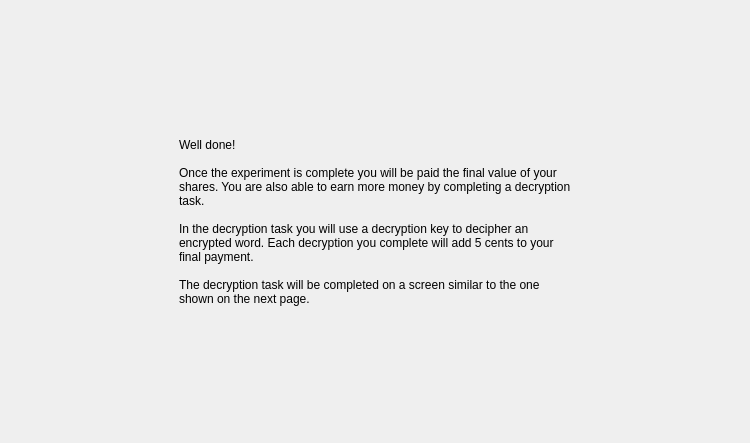
dwattttt/marketsim, file MarketSimulation/instructionscreen4.ui: the form before one commit.
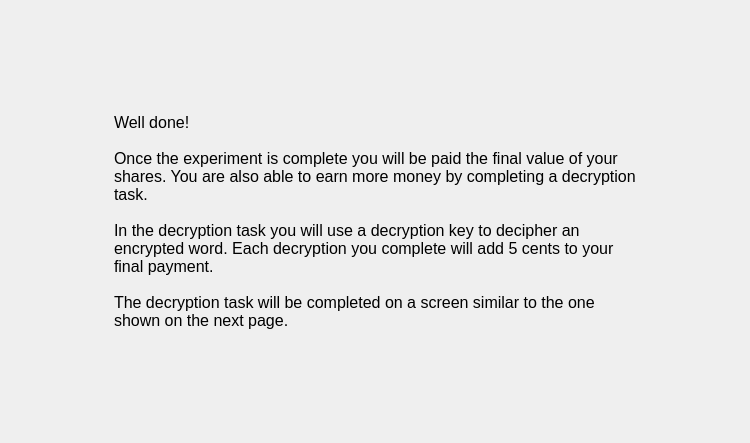
The form after the commit.

Patch:
```diff
--- a/MarketSimulation/instructionscreen4.ui
+++ b/MarketSimulation/instructionscreen4.ui
@@ -44,6 +44,11 @@
      </item>
      <item>
       <widget class="QLabel" name="label">
+       <property name="font">
+        <font>
+         <pointsize>12</pointsize>
+        </font>
+       </property>
        <property name="text">
         <string>Well done!
 
```
